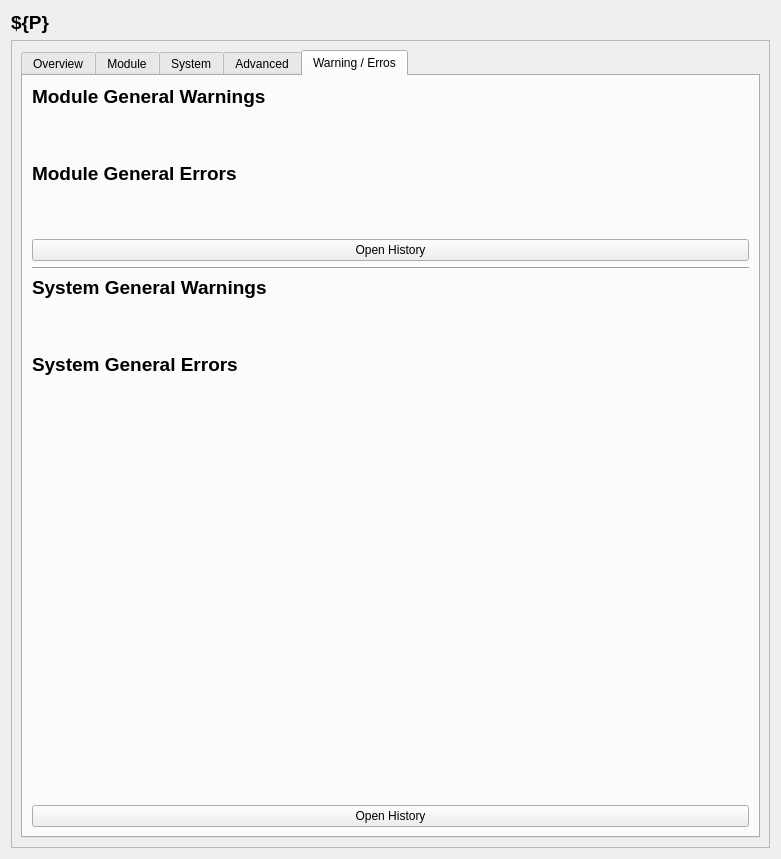
Old version of the form siriushlacon/regatron/ui/regatron.ui in the repository lnls-sirius/pydm-opi.
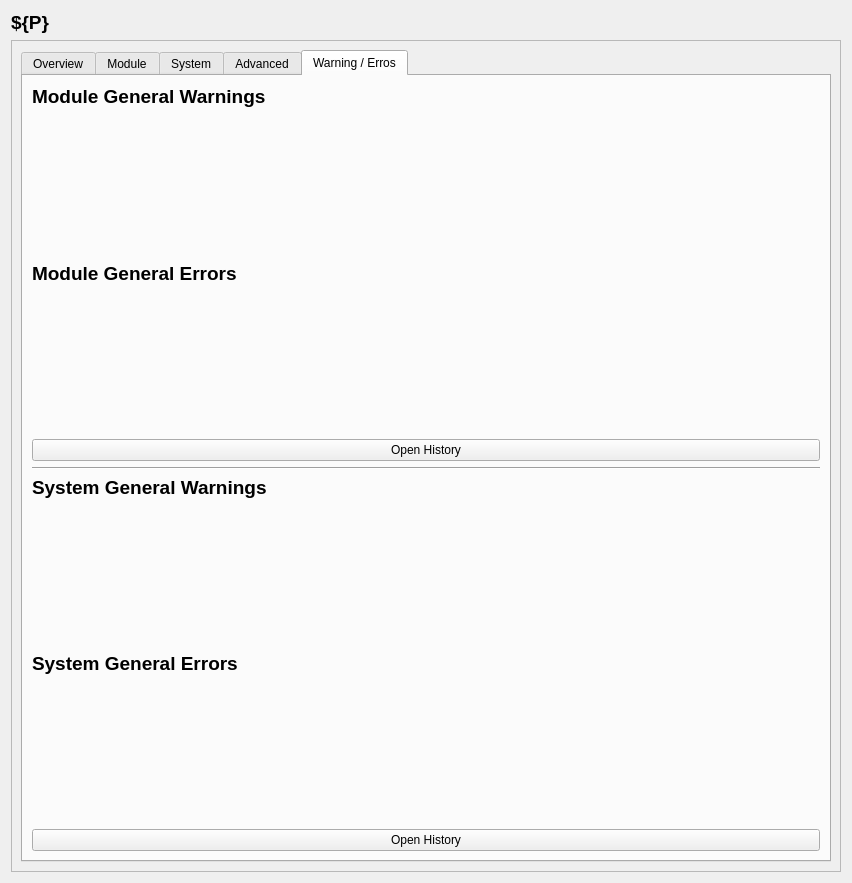
New version of the form. The open tabs and pages were chosen to show the change. Icons and pictures are not drawn. Custom widgets are drawn as their Qt base class.

Commit message: regatron: docstring and import optimize

```diff
--- a/siriushlacon/regatron/ui/regatron.ui
+++ b/siriushlacon/regatron/ui/regatron.ui
@@ -6,8 +6,8 @@
    <rect>
     <x>0</x>
     <y>0</y>
-    <width>781</width>
-    <height>859</height>
+    <width>852</width>
+    <height>883</height>
    </rect>
   </property>
   <property name="windowTitle">
@@ -38,8 +38,8 @@
        <rect>
         <x>0</x>
         <y>0</y>
-        <width>761</width>
-        <height>810</height>
+        <width>832</width>
+        <height>834</height>
        </rect>
       </property>
       <layout class="QGridLayout" name="gridLayout_2">
@@ -4652,6 +4652,12 @@
           <layout class="QVBoxLayout" name="verticalLayout_2">
            <item>
             <widget class="QLabel" name="label_32">
+             <property name="sizePolicy">
+              <sizepolicy hsizetype="Preferred" vsizetype="Fixed">
+               <horstretch>0</horstretch>
+               <verstretch>0</verstretch>
+              </sizepolicy>
+             </property>
              <property name="font">
               <font>
                <pointsize>14</pointsize>
@@ -4690,6 +4696,12 @@
            </item>
            <item>
             <widget class="QLabel" name="label_31">
+             <property name="sizePolicy">
+              <sizepolicy hsizetype="Preferred" vsizetype="Fixed">
+               <horstretch>0</horstretch>
+               <verstretch>0</verstretch>
+              </sizepolicy>
+             </property>
              <property name="font">
               <font>
                <pointsize>14</pointsize>
@@ -4751,6 +4763,12 @@
            </item>
            <item>
             <widget class="QLabel" name="label_22">
+             <property name="sizePolicy">
+              <sizepolicy hsizetype="Preferred" vsizetype="Fixed">
+               <horstretch>0</horstretch>
+               <verstretch>0</verstretch>
+              </sizepolicy>
+             </property>
              <property name="font">
               <font>
                <pointsize>14</pointsize>
@@ -4789,6 +4807,12 @@
            </item>
            <item>
             <widget class="QLabel" name="label_21">
+             <property name="sizePolicy">
+              <sizepolicy hsizetype="Preferred" vsizetype="Fixed">
+               <horstretch>0</horstretch>
+               <verstretch>0</verstretch>
+              </sizepolicy>
+             </property>
              <property name="font">
               <font>
                <pointsize>14</pointsize>
@@ -4825,19 +4849,6 @@
              </property>
             </widget>
            </item>
-           <item>
-            <spacer name="verticalSpacer_7">
-             <property name="orientation">
-              <enum>Qt::Vertical</enum>
-             </property>
-             <property name="sizeHint" stdset="0">
-              <size>
-               <width>20</width>
-               <height>40</height>
-              </size>
-             </property>
-            </spacer>
-           </item>
            <item>
             <widget class="PyDMRelatedDisplayButton" name="btnSysHistory">
              <property name="toolTip">
```
Left out of the diff: 2 changed lines with no effect on the pictures. The commit also changes 9 other files.
